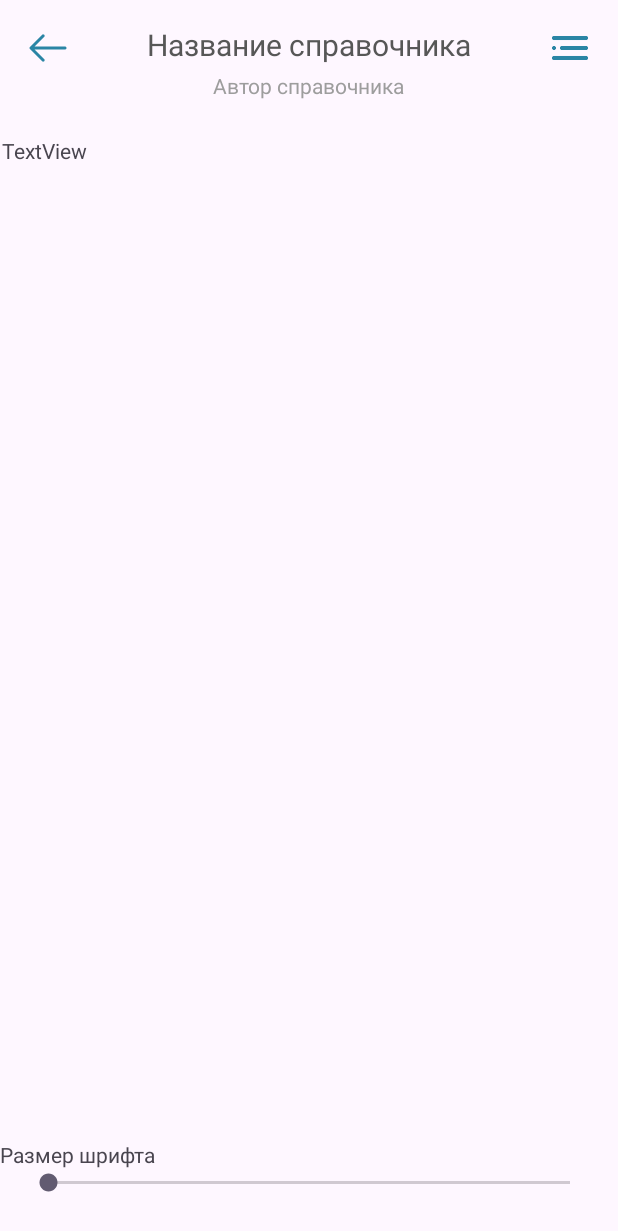
After one commit to KluevJakov/KPC_android, an Android app: the ReadActivity screen opened directly, with no data from a screen before it, on a phone screen of 412 x 824 dp. The commit adds this screen. Shown: the top 1231 px of the screen. Run offline under Robolectric (Android 15) with nearby library versions, the phone set to English and light mode, and no system bars; 3 statements that could not run were skipped.

Commit message:
book viewer

```diff
--- a/app/src/main/AndroidManifest.xml
+++ b/app/src/main/AndroidManifest.xml
@@ -16,6 +16,9 @@
         android:theme="@style/Theme.KPC"
         tools:targetApi="31">
         <activity
+            android:name=".activities.ReadActivity"
+            android:exported="false" />
+        <activity
             android:name=".activities.ProfileActivity"
             android:exported="false" />
         <activity
@@ -32,4 +35,5 @@
         <activity android:name=".activities.LogActivity" />
         <activity android:name=".activities.MainActivity" />
     </application>
+
 </manifest>
--- /dev/null
+++ b/app/src/main/java/com/devblok/kpc/activities/ReadActivity.java
@@ -0,0 +1,59 @@
+package com.devblok.kpc.activities;
+
+import androidx.appcompat.app.AppCompatActivity;
+
+import android.content.Intent;
+import android.os.Bundle;
+import android.view.View;
+import android.widget.ImageView;
+import android.widget.SeekBar;
+import android.widget.TextView;
+
+import com.devblok.kpc.R;
+
+public class ReadActivity extends AppCompatActivity {
+
+    @Override
+    protected void onCreate(Bundle savedInstanceState) {
+        super.onCreate(savedInstanceState);
+        setContentView(R.layout.activity_read);
+
+        Bundle b = getIntent().getExtras();
+
+        TextView readText = findViewById(R.id.readText);
+        readText.setText(b.getString("text"));
+        TextView titleRead = findViewById(R.id.titleRead);
+        titleRead.setText(b.getString("title"));
+        TextView authorRead = findViewById(R.id.authorRead);
+        authorRead.setText(b.getString("author"));
+
+        ImageView backBtn = findViewById(R.id.backBtn);
+        backBtn.setOnClickListener(view -> {
+            Intent intent = new Intent(getApplicationContext(), MainActivity.class);
+            startActivity(intent);
+        });
+
+        SeekBar fontSizeBar = findViewById(R.id.fontSizeBar);
+        fontSizeBar.setMax(100);
+        fontSizeBar.setOnSeekBarChangeListener(new SeekBar.OnSeekBarChangeListener() {
+            @Override
+            public void onProgressChanged(SeekBar seekBar, int i, boolean b) {
+                if (i == 0) {
+                    readText.setTextSize(14);
+                } else {
+                    readText.setTextSize(14 + (i * 0.14f));
+                }
+            }
+
+            @Override
+            public void onStartTrackingTouch(SeekBar seekBar) {
+
+            }
+
+            @Override
+            public void onStopTrackingTouch(SeekBar seekBar) {
+
+            }
+        });
+    }
+}
--- a/app/src/main/java/com/devblok/kpc/tools/WebConstants.java
+++ b/app/src/main/java/com/devblok/kpc/tools/WebConstants.java
@@ -4,6 +4,7 @@ import okhttp3.MediaType;
 
 public class WebConstants {
     public static final String backendUrl = "http://10.0.2.2:8080/api";
+    public static final String backendUrlBase = "http://10.0.2.2:8080";
     public static final MediaType JSON = MediaType.parse("application/json; charset=utf-8");
 
 }
--- /dev/null
+++ b/app/src/main/res/drawable/round_outline.xml
@@ -0,0 +1,5 @@
+<?xml version="1.0" encoding="utf-8"?>
+<shape xmlns:android="http://schemas.android.com/apk/res/android"
+    android:shape="rectangle">
+    <corners android:radius="10dp" />
+</shape>
--- /dev/null
+++ b/app/src/main/res/layout/activity_read.xml
@@ -0,0 +1,102 @@
+<?xml version="1.0" encoding="utf-8"?>
+<androidx.constraintlayout.widget.ConstraintLayout xmlns:android="http://schemas.android.com/apk/res/android"
+    xmlns:app="http://schemas.android.com/apk/res-auto"
+    xmlns:tools="http://schemas.android.com/tools"
+    android:layout_width="match_parent"
+    android:layout_height="match_parent"
+    tools:context=".activities.ReadActivity">
+
+    <ImageView
+        android:id="@+id/backBtn"
+        android:layout_width="32dp"
+        android:layout_height="32dp"
+        android:layout_marginStart="16dp"
+        android:layout_marginTop="16dp"
+        android:src="@drawable/arrow_back"
+        app:layout_constraintStart_toStartOf="parent"
+        app:layout_constraintTop_toTopOf="parent" />
+
+    <ImageView
+        android:id="@+id/imageView11"
+        android:layout_width="32dp"
+        android:layout_height="32dp"
+        android:layout_marginTop="16dp"
+        android:layout_marginEnd="16dp"
+        android:src="@drawable/options"
+        app:layout_constraintEnd_toEndOf="parent"
+        app:layout_constraintTop_toTopOf="parent" />
+
+    <TextView
+        android:id="@+id/titleRead"
+        android:layout_width="wrap_content"
+        android:layout_height="27dp"
+        android:layout_marginTop="16dp"
+        android:text="@string/book_name"
+        android:textColor="@color/dark_gray"
+        android:textSize="20sp"
+        app:layout_constraintEnd_toStartOf="@+id/imageView11"
+        app:layout_constraintStart_toEndOf="@+id/backBtn"
+        app:layout_constraintTop_toTopOf="parent" />
+
+    <TextView
+        android:id="@+id/authorRead"
+        android:layout_width="wrap_content"
+        android:layout_height="27dp"
+        android:layout_marginTop="4dp"
+        android:text="@string/book_author"
+        android:textColor="@color/light_gray"
+        android:textSize="14sp"
+        app:layout_constraintEnd_toStartOf="@+id/imageView11"
+        app:layout_constraintStart_toEndOf="@+id/backBtn"
+        app:layout_constraintTop_toBottomOf="@+id/titleRead" />
+
+    <ScrollView
+        android:layout_width="0dp"
+        android:layout_height="0dp"
+        android:layout_marginStart="1dp"
+        android:layout_marginTop="16dp"
+        android:layout_marginEnd="1dp"
+        android:layout_marginBottom="8dp"
+        app:layout_constraintBottom_toTopOf="@+id/linearLayout2"
+        app:layout_constraintEnd_toEndOf="parent"
+        app:layout_constraintStart_toStartOf="parent"
+        app:layout_constraintTop_toBottomOf="@+id/authorRead">
+
+        <LinearLayout
+            android:id="@+id/linearLayout"
+            android:layout_width="match_parent"
+            android:layout_height="wrap_content"
+            android:orientation="vertical">
+
+            <TextView
+                android:id="@+id/readText"
+                android:layout_width="match_parent"
+                android:layout_height="wrap_content"
+                android:text="TextView" />
+        </LinearLayout>
+    </ScrollView>
+
+    <LinearLayout
+        android:id="@+id/linearLayout2"
+        android:layout_width="match_parent"
+        android:layout_height="64dp"
+        android:orientation="vertical"
+        app:layout_constraintBottom_toBottomOf="parent"
+        app:layout_constraintEnd_toEndOf="parent"
+        app:layout_constraintStart_toStartOf="parent">
+
+        <TextView
+            android:id="@+id/textView24"
+            android:layout_width="wrap_content"
+            android:layout_height="wrap_content"
+            android:text="@string/fontSize" />
+
+        <SeekBar
+            android:id="@+id/fontSizeBar"
+            android:layout_width="match_parent"
+            android:layout_height="wrap_content"
+            android:layout_marginStart="16dp"
+            android:layout_marginEnd="16dp" />
+    </LinearLayout>
+
+</androidx.constraintlayout.widget.ConstraintLayout>
--- a/app/src/main/res/layout/fragment_main.xml
+++ b/app/src/main/res/layout/fragment_main.xml
@@ -81,6 +81,7 @@
             app:layout_constraintTop_toBottomOf="@+id/textView10">
 
             <LinearLayout
+                android:id="@+id/linearLayout"
                 android:layout_width="match_parent"
                 android:layout_height="wrap_content"
                 android:orientation="vertical">
--- a/app/src/main/res/values/colors.xml
+++ b/app/src/main/res/values/colors.xml
@@ -5,4 +5,6 @@
     <color name="label_blue">#2A85A5</color>
     <color name="label_gray">#8BADB9</color>
     <color name="transparent">#00000000</color>
+    <color name="dark_gray">#575757</color>
+    <color name="light_gray">#9D9D9D</color>
 </resources>
--- a/app/src/main/res/values/strings.xml
+++ b/app/src/main/res/values/strings.xml
@@ -37,4 +37,8 @@
     <string name="email">Почта</string>
 
     <string name="calendar_inspections">Смотреть список плановых осмотров</string>
+    <string name="read">Читать</string>
+    <string name="fontSize">Размер шрифта</string>
+    <string name="book_name">Название справочника</string>
+    <string name="book_author">Автор справочника</string>
 </resources>
```
Also changed, not shown: app/src/main/java/com/devblok/kpc/activities/MainFragment.java (+55 -7 lines), app/src/main/java/com/devblok/kpc/adapter/BookAdapter.java (added, +111 -0 lines), app/src/main/java/com/devblok/kpc/tools/DownloadImageTask.java (added, +34 -0 lines), app/src/main/res/layout/item_book.xml (added, +89 -0 lines).
